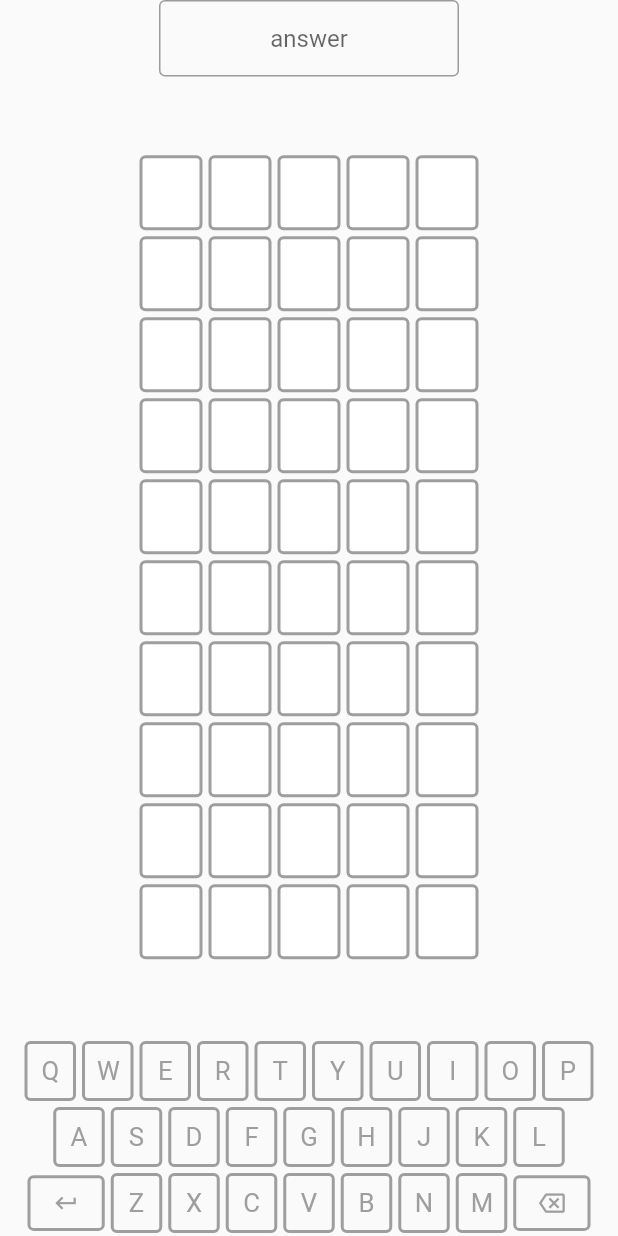
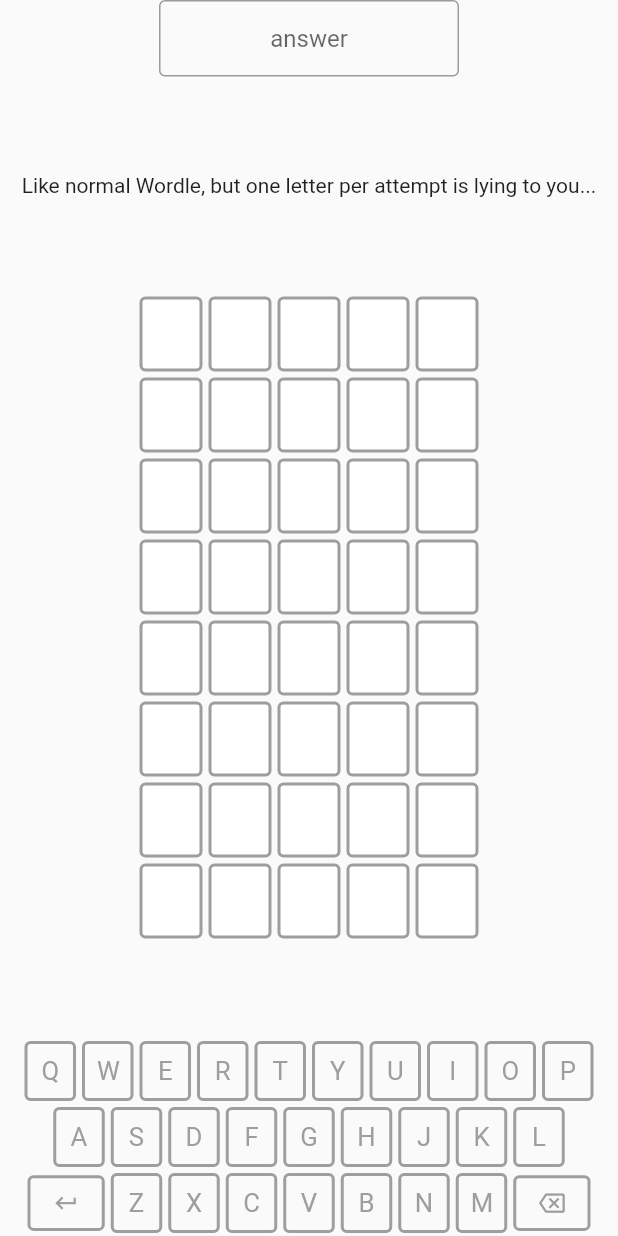
Before and after one commit to SimonInman/wordle_mobile, a Flutter app: the screen it shows after launch, on a phone screen of 412 x 824 dp. Run offline on Flutter 3.47's test engine with Material 2 defaults, Android fonts, the phone set to English and light mode, and no system bars; our stand-ins replace flutter_riverpod; Roboto replaces fonts that are missing (Roboto Mono, Menlo, Inconsolata, Courier, monospace).

Commit message:
Add help text, reduce guesses to 8, prettify win message

```diff
--- a/lib/main.dart
+++ b/lib/main.dart
@@ -31,8 +31,10 @@ class MyApp extends StatelessWidget {
         mainAxisSize: MainAxisSize.max,
         mainAxisAlignment: MainAxisAlignment.spaceBetween,
         crossAxisAlignment: CrossAxisAlignment.center,
-        children: [AnswerBox(), const WordleGrid(), KeyboardGrid()],
+        children: [AnswerBox(), _helpText(), const WordleGrid(), KeyboardGrid()],
       )),
     );
   }
+
+  Text _helpText() => Text('Like normal Wordle, but one letter per attempt is lying to you...');
 }
--- a/lib/providers/settings_provider.dart
+++ b/lib/providers/settings_provider.dart
@@ -4,7 +4,7 @@ class GameSettings {
   final int wordSize;
   final int attemptsAllowed;
 
-  GameSettings({this.wordSize = 5, this.attemptsAllowed = 10});
+  GameSettings({this.wordSize = 5, this.attemptsAllowed = 8});
 
   GameSettings.update(GameSettings old, {int? wordSize, int? attemptsAllowed})
       : this(
--- a/lib/widgets/wordle_grid.dart
+++ b/lib/widgets/wordle_grid.dart
@@ -15,10 +15,13 @@ class WordleGrid extends ConsumerWidget {
     ? false
     : gameState.attempts[gameState.attemptedUpto - 1] == gameState.correctWord;
     if (isWinner) {
-      return Stack(children: [
+      return Stack(
+        alignment:  Alignment.center,
+        children: [
         _build(context, ref),
         _winMessage(context, ref)
-      ]);
+      ]
+      );
     }
     return _build(context, ref);
   }
@@ -48,13 +51,17 @@ class WordleGrid extends ConsumerWidget {
     //todo pass game state
     final gameState = ref.watch(gameStateProvider);
     return SizedBox(height: 200.0, width: 400.0, child: Container(color: Colors.blueAccent,
-    child: Column(children: [
-      const Text('You Won!'),
-      WordleRow(attempted: true,
-      wordLength: gameState.settings.wordSize,
-      answer: gameState.correctWord, correct: gameState.correctWord,)
-
-    ],),)
-   ,);
+    child: Center(
+      child: Column(
+        crossAxisAlignment: CrossAxisAlignment.center,
+        children: [
+        const Text('You Won!', style: TextStyle( fontSize: 50.0)),
+        WordleRow(attempted: true,
+          wordLength: gameState.settings.wordSize,
+          answer: gameState.correctWord,
+          correct: gameState.correctWord)
+      ]),
+    ))
+   );
   }
 }
```
